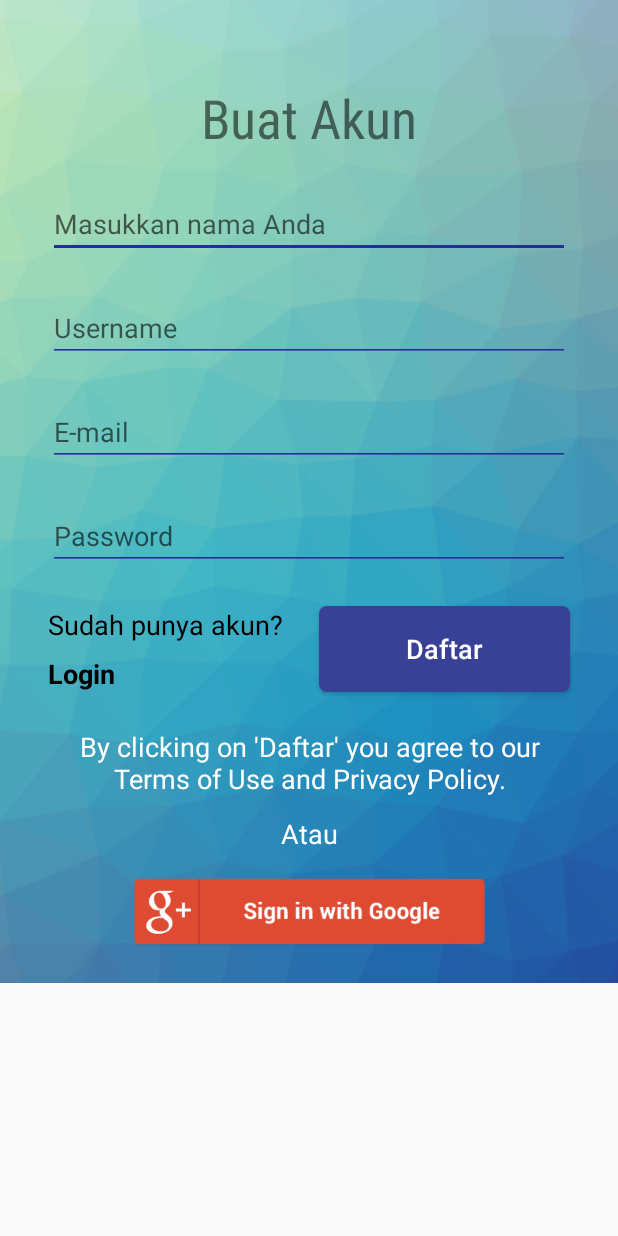
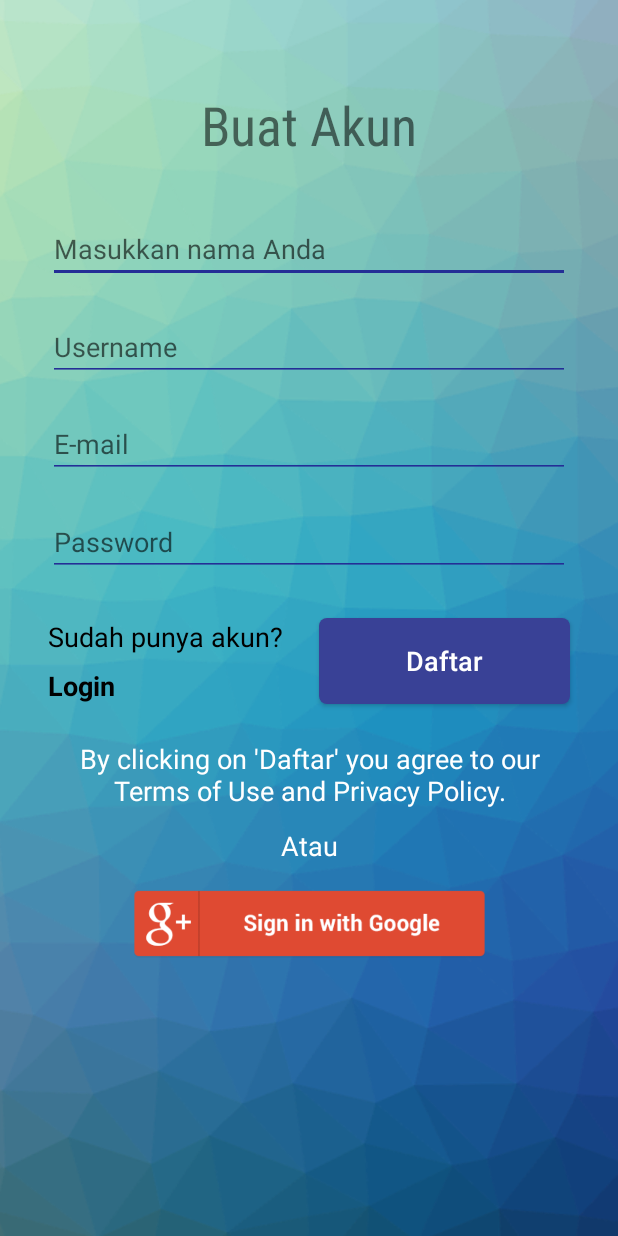
Before and after one commit to Muammarbanana/fotografi, an Android app: the register screen opened directly, with no data from a screen before it, on a phone screen of 412 x 824 dp. Run offline under Robolectric (Android 15) with nearby library versions, the light colour scheme and no system bars.

Commit message:
add guidlines, more resonsive

```diff
--- a/app/src/main/res/drawable/background_login.xml
+++ b/app/src/main/res/drawable/background_login.xml
@@ -1,5 +1,5 @@
 <?xml version="1.0" encoding="utf-8"?>
 <bitmap xmlns:android="http://schemas.android.com/apk/res/android"
     android:src="@drawable/color_2174049_1280"
-    android:tileMode="disabled" android:gravity="top" >
+    android:tileMode="disabled" android:gravity="top">
 </bitmap>
--- a/app/src/main/res/layout/activity_register.xml
+++ b/app/src/main/res/layout/activity_register.xml
@@ -3,7 +3,7 @@
     xmlns:app="http://schemas.android.com/apk/res-auto"
     xmlns:tools="http://schemas.android.com/tools"
     android:layout_width="match_parent"
-    android:layout_height="wrap_content"
+    android:layout_height="match_parent"
     android:background="@drawable/background_login"
     tools:context=".register">
 
@@ -13,16 +13,18 @@
         android:layout_height="wrap_content"
         android:layout_marginStart="8dp"
         android:layout_marginLeft="8dp"
-        android:layout_marginTop="54dp"
         android:layout_marginEnd="8dp"
         android:layout_marginRight="8dp"
+        android:layout_marginBottom="16dp"
         android:text="@string/buat_akun"
         android:textSize="36sp"
         android:typeface="monospace"
         app:fontFamily="sans-serif-condensed"
+        app:layout_constraintBottom_toTopOf="@+id/guideline4"
         app:layout_constraintEnd_toEndOf="parent"
         app:layout_constraintStart_toStartOf="parent"
-        app:layout_constraintTop_toTopOf="parent" />
+        app:layout_constraintTop_toTopOf="parent"
+        app:layout_constraintVertical_bias="1.0" />
 
     <EditText
         android:id="@+id/et_nama"
@@ -30,7 +32,6 @@
         android:layout_height="wrap_content"
         android:layout_marginStart="32dp"
         android:layout_marginLeft="32dp"
-        android:layout_marginTop="24dp"
         android:layout_marginEnd="32dp"
         android:layout_marginRight="32dp"
         android:autofillHints=""
@@ -40,9 +41,11 @@
         android:textCursorDrawable="@drawable/color_cursor"
         android:typeface="sans"
         app:backgroundTint="#242e96"
+        app:layout_constraintBottom_toTopOf="@+id/et_username"
         app:layout_constraintEnd_toEndOf="parent"
+        app:layout_constraintHorizontal_bias="0.5"
         app:layout_constraintStart_toStartOf="parent"
-        app:layout_constraintTop_toBottomOf="@+id/buat_akun"
+        app:layout_constraintTop_toBottomOf="@+id/guideline4"
         tools:targetApi="o" />
 
     <EditText
@@ -51,7 +54,6 @@
         android:layout_height="wrap_content"
         android:layout_marginStart="32dp"
         android:layout_marginLeft="32dp"
-        android:layout_marginTop="24dp"
         android:layout_marginEnd="32dp"
         android:layout_marginRight="32dp"
         android:autofillHints=""
@@ -61,7 +63,9 @@
         android:textCursorDrawable="@drawable/color_cursor"
         android:typeface="sans"
         app:backgroundTint="#242e96"
+        app:layout_constraintBottom_toTopOf="@+id/editText3"
         app:layout_constraintEnd_toEndOf="parent"
+        app:layout_constraintHorizontal_bias="0.5"
         app:layout_constraintStart_toStartOf="parent"
         app:layout_constraintTop_toBottomOf="@+id/et_nama"
         tools:targetApi="o" />
@@ -72,7 +76,6 @@
         android:layout_height="wrap_content"
         android:layout_marginStart="32dp"
         android:layout_marginLeft="32dp"
-        android:layout_marginTop="24dp"
         android:layout_marginEnd="32dp"
         android:layout_marginRight="32dp"
         android:autofillHints=""
@@ -82,7 +85,9 @@
         android:textCursorDrawable="@drawable/color_cursor"
         android:typeface="sans"
         app:backgroundTint="#242e96"
+        app:layout_constraintBottom_toTopOf="@+id/et_password"
         app:layout_constraintEnd_toEndOf="parent"
+        app:layout_constraintHorizontal_bias="0.5"
         app:layout_constraintStart_toStartOf="parent"
         app:layout_constraintTop_toBottomOf="@+id/et_username"
         tools:targetApi="o" />
@@ -93,9 +98,9 @@
         android:layout_height="wrap_content"
         android:layout_marginStart="32dp"
         android:layout_marginLeft="32dp"
-        android:layout_marginTop="24dp"
         android:layout_marginEnd="32dp"
         android:layout_marginRight="32dp"
+        android:layout_marginBottom="8dp"
         android:autofillHints=""
         android:ems="10"
         android:hint="@string/password"
@@ -103,7 +108,9 @@
         android:textCursorDrawable="@drawable/color_cursor"
         android:typeface="sans"
         app:backgroundTint="#242e96"
+        app:layout_constraintBottom_toTopOf="@+id/guideline5"
         app:layout_constraintEnd_toEndOf="parent"
+        app:layout_constraintHorizontal_bias="0.5"
         app:layout_constraintStart_toStartOf="parent"
         app:layout_constraintTop_toBottomOf="@+id/editText3"
         tools:targetApi="o" />
@@ -114,12 +121,11 @@
         android:layout_height="wrap_content"
         android:layout_marginStart="32dp"
         android:layout_marginLeft="32dp"
-        android:layout_marginTop="24dp"
         android:text="@string/sudah_punya_akun"
         android:textColor="@android:color/black"
         android:textSize="18sp"
         app:layout_constraintStart_toStartOf="parent"
-        app:layout_constraintTop_toBottomOf="@+id/et_password" />
+        app:layout_constraintTop_toBottomOf="@+id/guideline5" />
 
     <TextView
         android:id="@+id/tx_login"
@@ -168,9 +174,13 @@
         android:text="@string/text_tos"
         android:textColor="@android:color/background_light"
         android:textSize="18sp"
+        app:layout_constraintBottom_toTopOf="@+id/tx_atau"
         app:layout_constraintEnd_toEndOf="parent"
+        app:layout_constraintHorizontal_bias="0.5"
         app:layout_constraintStart_toStartOf="parent"
-        app:layout_constraintTop_toBottomOf="@+id/button" />
+        app:layout_constraintTop_toBottomOf="@+id/tx_login"
+        app:layout_constraintVertical_bias="0.0"
+        app:layout_constraintVertical_chainStyle="packed" />
 
     <TextView
         android:id="@+id/tx_atau"
@@ -185,7 +195,9 @@
         android:text="@string/atau"
         android:textColor="@android:color/background_light"
         android:textSize="18sp"
+        app:layout_constraintBottom_toTopOf="@+id/login_google"
         app:layout_constraintEnd_toEndOf="parent"
+        app:layout_constraintHorizontal_bias="0.5"
         app:layout_constraintStart_toStartOf="parent"
         app:layout_constraintTop_toBottomOf="@+id/tx_tos" />
 
@@ -202,8 +214,23 @@
         android:scaleType="fitCenter"
         app:layout_constraintBottom_toBottomOf="parent"
         app:layout_constraintEnd_toEndOf="parent"
+        app:layout_constraintHorizontal_bias="0.5"
         app:layout_constraintStart_toStartOf="parent"
         app:layout_constraintTop_toBottomOf="@+id/tx_atau"
         app:layout_constraintVertical_bias="0.0"
         app:srcCompat="@drawable/sign_in_with_google" />
+
+    <android.support.constraint.Guideline
+        android:id="@+id/guideline4"
+        android:layout_width="wrap_content"
+        android:layout_height="wrap_content"
+        android:orientation="horizontal"
+        app:layout_constraintGuide_percent="0.15" />
+
+    <android.support.constraint.Guideline
+        android:id="@+id/guideline5"
+        android:layout_width="wrap_content"
+        android:layout_height="wrap_content"
+        android:orientation="horizontal"
+        app:layout_constraintGuide_percent="0.5" />
 </android.support.constraint.ConstraintLayout>
```
Also changed, not shown: app/src/main/res/layout/activity_main.xml (+35 -6 lines).
